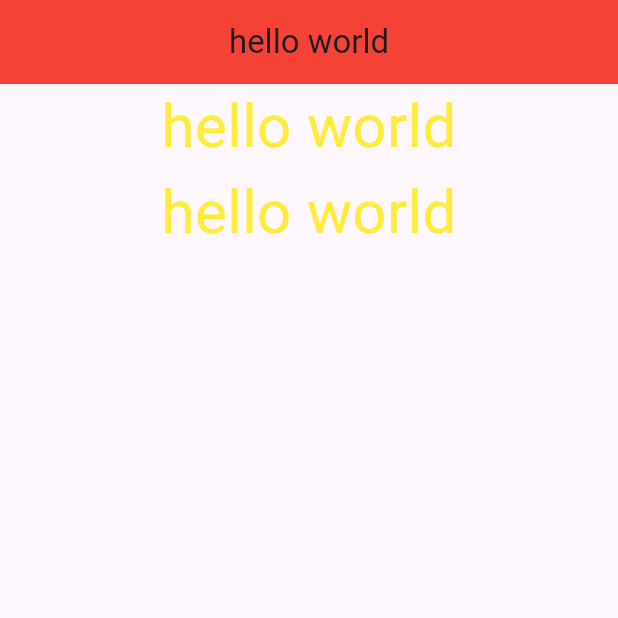
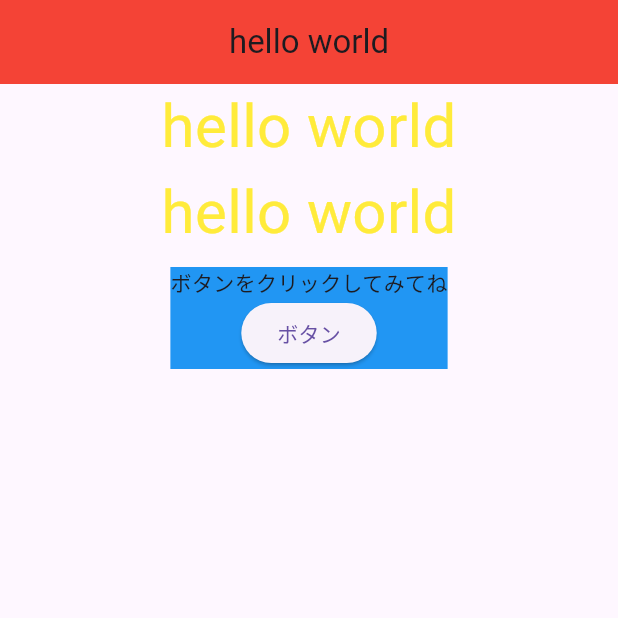
Before and after one commit to linkalls/fluter_intro, a Flutter app: the screen it shows after launch, on a phone screen of 412 x 824 dp, the top half of it. Run offline on Flutter 3.47's test engine with Material 3 defaults, Android fonts, the phone set to English and light mode, and no system bars.

Commit message:
state管理難しいね

```diff
--- a/lib/main.dart
+++ b/lib/main.dart
@@ -59,9 +59,67 @@ class MyHomePage extends StatelessWidget {
                 "hello world",
                 style: TextStyle(color: Colors.yellow, fontSize: 40),
               ),
+              // ElevatedButton(
+              //   onPressed: () {
+              //     print(greeting("poteto"));
+              //   },
+              //   child: const Text("ボタン"),
+              // ),
+              MyPageStateFull(title: "ボタンをクリックしてみてね"),
             ],
           ),
         ));
+  }
+}
+
+String buttonClick() {
+  return "ボタンがクリックされたよ";
+}
+
+String greeting(String name) {
+  return "hello $name";
+}
+
+class MyPageStateFull extends StatefulWidget {
+  const MyPageStateFull({super.key, required this.title});
+
+  final String title;
+
+  @override
+  State<MyPageStateFull> createState() => _MyPageStateFullState();
+}
+
+class _MyPageStateFullState extends State<MyPageStateFull> {
+  var _message = "";
+
+  @override
+// ここで初期化しないとうまくいかない
+  void initState() {
+    super.initState();
+    _message = widget.title;
+  }
+
+  @override
+  Widget build(BuildContext context) {
+    return Padding(
+      padding: const EdgeInsets.all(8.0),
+      child: Container(
+        child: Column(
+          children: [
+            Text(_message),
+            ElevatedButton(
+              onPressed: () {
+                setState(() {
+                  _message = buttonClick();
+                });
+              },
+              child: const Text("ボタン"),
+            ),
+          ],
+        ),
+        color: Colors.blue,
+      ),
+    );
   }
 }
 
```
